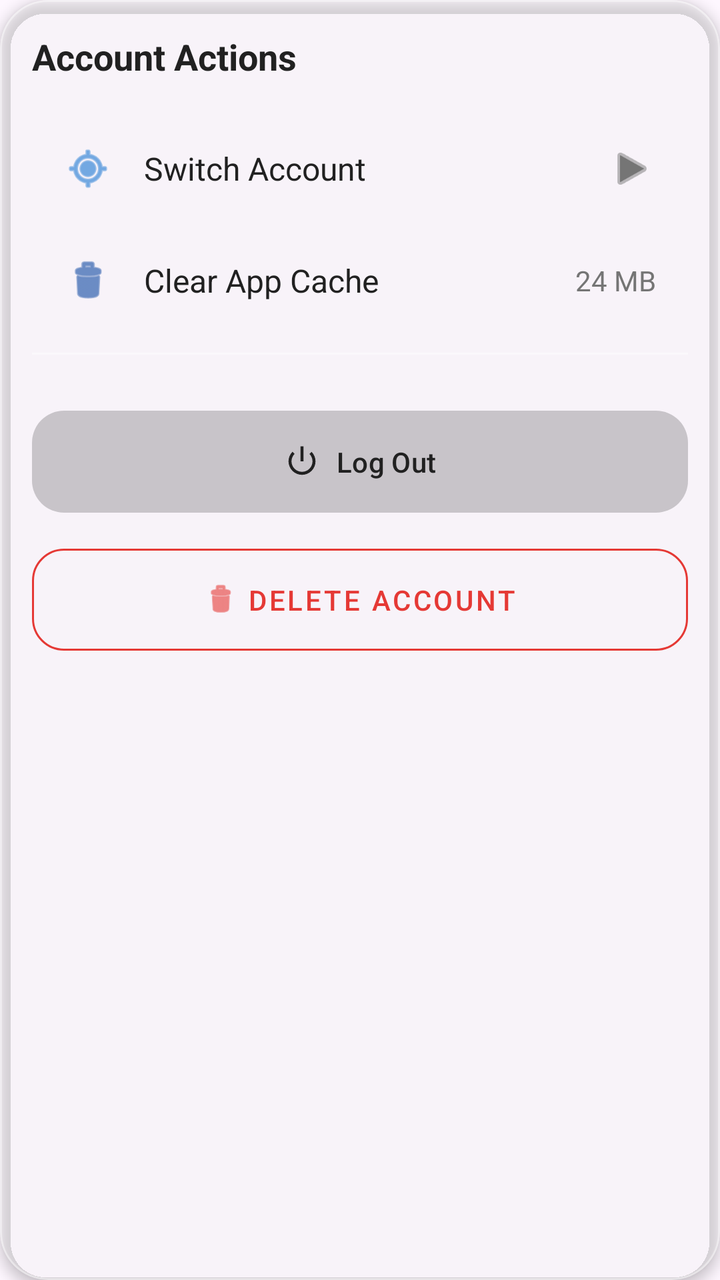
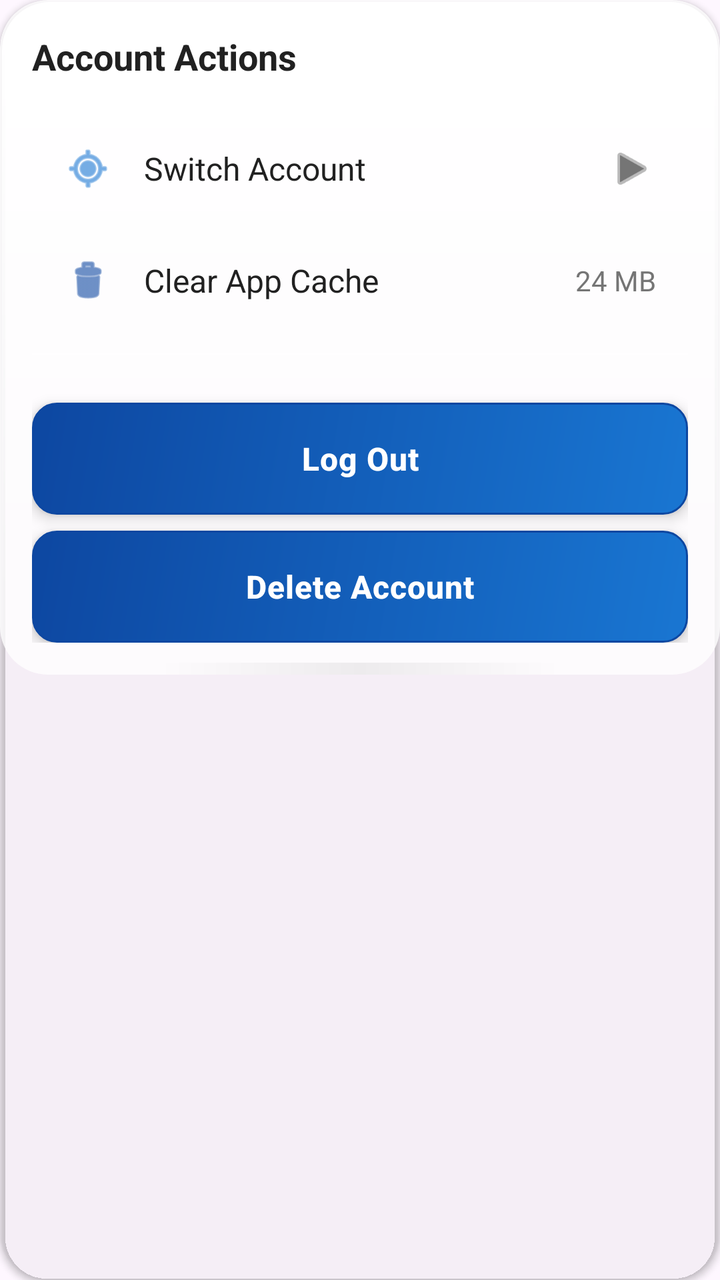

Compare the two renders of this Android layout. The source of the first and the diff that turns it into the second are given below.
<!-- AndroidManifest.xml: application theme Theme.Health_Assistant -->
<!-- res/layout/card_account_actions.xml -->
<?xml version="1.0" encoding="utf-8"?>
<com.google.android.material.card.MaterialCardView xmlns:android="http://schemas.android.com/apk/res/android"
    xmlns:app="http://schemas.android.com/apk/res-auto"
    android:id="@+id/account_actions_card"
    android:layout_width="match_parent"
    android:layout_height="wrap_content"
    android:layout_margin="@dimen/content_padding_medium"
    app:cardBackgroundColor="@color/glassBg"
    app:cardCornerRadius="@dimen/corner_radius_large"
    app:cardElevation="@dimen/card_elevation_medium"
    app:strokeColor="@color/glassHighlight"
    app:strokeWidth="1dp">

    <LinearLayout
        android:layout_width="match_parent"
        android:layout_height="wrap_content"
        android:orientation="vertical"
        android:padding="@dimen/content_padding_medium">

        
        <TextView
            android:layout_width="match_parent"
            android:layout_height="wrap_content"
            android:layout_marginBottom="@dimen/content_padding_medium"
            android:text="@string/account_actions"
            android:textColor="@color/textPrimary"
            android:textSize="18sp"
            android:textStyle="bold" />

        
        <LinearLayout
            android:id="@+id/switch_account_button"
            android:layout_width="match_parent"
            android:layout_height="wrap_content"
            android:background="?attr/selectableItemBackground"
            android:clickable="true"
            android:focusable="true"
            android:gravity="center_vertical"
            android:orientation="horizontal"
            android:padding="@dimen/content_padding_medium">

            <ImageView
                android:layout_width="24dp"
                android:layout_height="24dp"
                android:layout_marginEnd="@dimen/content_padding_medium"
                android:src="@android:drawable/ic_menu_mylocation"
                app:tint="@color/colorPrimaryGradientStart" />

            <TextView
                android:layout_width="0dp"
                android:layout_height="wrap_content"
                android:layout_weight="1"
                android:text="Switch Account"
                android:textColor="@color/textPrimary"
                android:textSize="16sp" />

            <ImageView
                android:layout_width="24dp"
                android:layout_height="24dp"
                android:src="@android:drawable/ic_media_play"
                app:tint="@color/textSecondary" />
        </LinearLayout>

        
        <LinearLayout
            android:id="@+id/clear_cache_button"
            android:layout_width="match_parent"
            android:layout_height="wrap_content"
            android:background="?attr/selectableItemBackground"
            android:clickable="true"
            android:focusable="true"
            android:gravity="center_vertical"
            android:orientation="horizontal"
            android:padding="@dimen/content_padding_medium">

            <ImageView
                android:layout_width="24dp"
                android:layout_height="24dp"
                android:layout_marginEnd="@dimen/content_padding_medium"
                android:src="@android:drawable/ic_menu_delete"
                app:tint="@color/colorPrimaryGradientEnd" />

            <TextView
                android:layout_width="0dp"
                android:layout_height="wrap_content"
                android:layout_weight="1"
                android:text="Clear App Cache"
                android:textColor="@color/textPrimary"
                android:textSize="16sp" />

            <TextView
                android:id="@+id/cache_size"
                android:layout_width="wrap_content"
                android:layout_height="wrap_content"
                android:text="24 MB"
                android:textColor="@color/textSecondary"
                android:textSize="14sp" />
        </LinearLayout>

        <View
            android:layout_width="match_parent"
            android:layout_height="1dp"
            android:layout_marginTop="@dimen/content_padding_small"
            android:layout_marginBottom="@dimen/content_padding_medium"
            android:background="@color/glassHighlight" />

        
        <com.google.android.material.button.MaterialButton
            android:id="@+id/logout_button"
            android:layout_width="match_parent"
            android:layout_height="wrap_content"
            android:layout_marginTop="@dimen/content_padding_small"
            android:layout_marginBottom="@dimen/content_padding_small"
            android:backgroundTint="@color/glassShadow"
            android:padding="@dimen/content_padding_medium"
            android:text="Log Out"
            android:textColor="@color/textPrimary"
            app:cornerRadius="@dimen/corner_radius_medium"
            app:icon="@android:drawable/ic_lock_power_off"
            app:iconGravity="textStart"
            app:iconTint="@color/textPrimary" />

        
        <com.google.android.material.button.MaterialButton
            android:id="@+id/delete_account_button"
            style="@style/Widget.MaterialComponents.Button.OutlinedButton"
            android:layout_width="match_parent"
            android:layout_height="wrap_content"
            android:padding="@dimen/content_padding_medium"
            android:text="Delete Account"
            android:textColor="@color/healthPoor"
            app:cornerRadius="@dimen/corner_radius_medium"
            app:icon="@android:drawable/ic_menu_delete"
            app:iconGravity="textStart"
            app:iconTint="@color/healthPoor"
            app:strokeColor="@color/healthPoor" />

    </LinearLayout>
</com.google.android.material.card.MaterialCardView>
<!-- resources referenced by this layout -->
<resources>
  <color name="colorPrimaryGradientEnd">#0D47A1</color>
  <color name="colorPrimaryGradientStart">#1976D2</color>
  <color name="glassBg">#40FFFFFF</color>
  <color name="glassHighlight">#60FFFFFF</color>
  <color name="glassShadow">#1A000000</color>
  <color name="healthPoor">#E53935</color>
  <color name="textPrimary">#212121</color>
  <color name="textSecondary">#757575</color>
  <dimen name="card_elevation_medium">4dp</dimen>
  <dimen name="content_padding_medium">16dp</dimen>
  <dimen name="content_padding_small">8dp</dimen>
  <dimen name="corner_radius_large">24dp</dimen>
  <dimen name="corner_radius_medium">16dp</dimen>
  <string name="account_actions">Account Actions</string>
  <style name="Theme.Health_Assistant" parent="Base.Theme.Health_Assistant" />
  <style name="Base.Theme.Health_Assistant" parent="Theme.Material3.DayNight.NoActionBar">
          
          
      </style>
</resources>

<!-- the commit's change to res/layout/card_account_actions.xml (unified diff, before → after) -->
@@ -1,139 +1,132 @@
 <?xml version="1.0" encoding="utf-8"?>
-<com.google.android.material.card.MaterialCardView xmlns:android="http://schemas.android.com/apk/res/android"
+<androidx.cardview.widget.CardView xmlns:android="http://schemas.android.com/apk/res/android"
     xmlns:app="http://schemas.android.com/apk/res-auto"
     android:id="@+id/account_actions_card"
     android:layout_width="match_parent"
     android:layout_height="wrap_content"
     android:layout_margin="@dimen/content_padding_medium"
-    app:cardBackgroundColor="@color/glassBg"
+    app:cardBackgroundColor="@android:color/transparent"
     app:cardCornerRadius="@dimen/corner_radius_large"
-    app:cardElevation="@dimen/card_elevation_medium"
-    app:strokeColor="@color/glassHighlight"
-    app:strokeWidth="1dp">
+    app:cardElevation="@dimen/card_elevation_small">
 
-    <LinearLayout
+    <FrameLayout
         android:layout_width="match_parent"
         android:layout_height="wrap_content"
-        android:orientation="vertical"
-        android:padding="@dimen/content_padding_medium">
+        android:background="@drawable/glassmorphism_card_background">
 
-        
-        <TextView
+        <LinearLayout
             android:layout_width="match_parent"
             android:layout_height="wrap_content"
-            android:layout_marginBottom="@dimen/content_padding_medium"
-            android:text="@string/account_actions"
-            android:textColor="@color/textPrimary"
-            android:textSize="18sp"
-            android:textStyle="bold" />
-
-        
-        <LinearLayout
-            android:id="@+id/switch_account_button"
-            android:layout_width="match_parent"
-            android:layout_height="wrap_content"
-            android:background="?attr/selectableItemBackground"
-            android:clickable="true"
-            android:focusable="true"
-            android:gravity="center_vertical"
-            android:orientation="horizontal"
+            android:orientation="vertical"
             android:padding="@dimen/content_padding_medium">
 
-            <ImageView
-                android:layout_width="24dp"
-                android:layout_height="24dp"
-                android:layout_marginEnd="@dimen/content_padding_medium"
-                android:src="@android:drawable/ic_menu_mylocation"
-                app:tint="@color/colorPrimaryGradientStart" />
+            
+            <TextView
+                android:layout_width="match_parent"
+                android:layout_height="wrap_content"
+                android:layout_marginBottom="@dimen/content_padding_medium"
+                android:text="@string/account_actions"
+                style="@style/TextAppearance.HealthAssistant.SectionTitle" />
 
-            <TextView
-                android:layout_width="0dp"
+            
+            <LinearLayout
+                android:id="@+id/switch_account_button"
+                android:layout_width="match_parent"
                 android:layout_height="wrap_content"
-                android:layout_weight="1"
-                android:text="Switch Account"
-                android:textColor="@color/textPrimary"
-                android:textSize="16sp" />
+                android:background="?attr/selectableItemBackground"
+                android:clickable="true"
+                android:focusable="true"
+                android:gravity="center_vertical"
+                android:orientation="horizontal"
+                android:padding="@dimen/content_padding_medium">
 
-            <ImageView
-                android:layout_width="24dp"
-                android:layout_height="24dp"
-                android:src="@android:drawable/ic_media_play"
-                app:tint="@color/textSecondary" />
+                <ImageView
+                    android:layout_width="24dp"
+                    android:layout_height="24dp"
+                    android:layout_marginEnd="@dimen/content_padding_medium"
+                    android:src="@android:drawable/ic_menu_mylocation"
+                    app:tint="@color/colorPrimaryGradientStart" />
+
+                <TextView
+                    android:layout_width="0dp"
+                    android:layout_height="wrap_content"
+                    android:layout_weight="1"
+                    android:text="Switch Account"
+                    android:textColor="@color/textPrimary"
+                    android:textSize="16sp" />
+
+                <ImageView
+                    android:layout_width="24dp"
+                    android:layout_height="24dp"
+                    android:src="@android:drawable/ic_media_play"
+                    app:tint="@color/textSecondary" />
+            </LinearLayout>
+
+            
+            <LinearLayout
+                android:id="@+id/clear_cache_button"
+                android:layout_width="match_parent"
+                android:layout_height="wrap_content"
+                android:background="?attr/selectableItemBackground"
+                android:clickable="true"
+                android:focusable="true"
+                android:gravity="center_vertical"
+                android:orientation="horizontal"
+                android:padding="@dimen/content_padding_medium">
+
+                <ImageView
+                    android:layout_width="24dp"
+                    android:layout_height="24dp"
+                    android:layout_marginEnd="@dimen/content_padding_medium"
+                    android:src="@android:drawable/ic_menu_delete"
+                    app:tint="@color/colorPrimaryGradientEnd" />
+
+                <TextView
+                    android:layout_width="0dp"
+                    android:layout_height="wrap_content"
+                    android:layout_weight="1"
+                    android:text="Clear App Cache"
+                    android:textColor="@color/textPrimary"
+                    android:textSize="16sp" />
+
+                <TextView
+                    android:id="@+id/cache_size"
+                    android:layout_width="wrap_content"
+                    android:layout_height="wrap_content"
+                    android:text="24 MB"
+                    android:textColor="@color/textSecondary"
+                    android:textSize="14sp" />
+            </LinearLayout>
+
+            <View
+                android:layout_width="match_parent"
+                android:layout_height="1dp"
+                android:layout_marginTop="@dimen/content_padding_small"
+                android:layout_marginBottom="@dimen/content_padding_medium"
+                android:background="@color/glassHighlight" />
+
+            
+            <Button
+                android:id="@+id/logout_button"
+                style="@style/Widget.HealthAssistant.Button.Primary"
+                android:layout_width="match_parent"
+                android:layout_height="wrap_content"
+                android:layout_marginTop="@dimen/content_padding_small"
+                android:layout_marginBottom="@dimen/content_padding_small"
+                android:text="Log Out"
+                android:drawableStart="@android:drawable/ic_lock_power_off"
+                android:drawableTint="#FFFFFF" />
+
+            
+            <Button
+                android:id="@+id/delete_account_button"
+                style="@style/Widget.HealthAssistant.Button.Primary"
+                android:layout_width="match_parent"
+                android:layout_height="wrap_content"
+                android:text="Delete Account"
+                android:drawableStart="@android:drawable/ic_menu_delete"
+                android:drawableTint="#FFFFFF" />
+
         </LinearLayout>
-
-        
-        <LinearLayout
-            android:id="@+id/clear_cache_button"
-            android:layout_width="match_parent"
-            android:layout_height="wrap_content"
-            android:background="?attr/selectableItemBackground"
-            android:clickable="true"
-            android:focusable="true"
-            android:gravity="center_vertical"
-            android:orientation="horizontal"
-            android:padding="@dimen/content_padding_medium">
-
-            <ImageView
-                android:layout_width="24dp"
-                android:layout_height="24dp"
-                android:layout_marginEnd="@dimen/content_padding_medium"
-                android:src="@android:drawable/ic_menu_delete"
-                app:tint="@color/colorPrimaryGradientEnd" />
-
-            <TextView
-                android:layout_width="0dp"
-                android:layout_height="wrap_content"
-                android:layout_weight="1"
-                android:text="Clear App Cache"
-                android:textColor="@color/textPrimary"
-                android:textSize="16sp" />
-
-            <TextView
-                android:id="@+id/cache_size"
-                android:layout_width="wrap_content"
-                android:layout_height="wrap_content"
-                android:text="24 MB"
-                android:textColor="@color/textSecondary"
-                android:textSize="14sp" />
-        </LinearLayout>
-
-        <View
-            android:layout_width="match_parent"
-            android:layout_height="1dp"
-            android:layout_marginTop="@dimen/content_padding_small"
-            android:layout_marginBottom="@dimen/content_padding_medium"
-            android:background="@color/glassHighlight" />
-
-        
-        <com.google.android.material.button.MaterialButton
-            android:id="@+id/logout_button"
-            android:layout_width="match_parent"
-            android:layout_height="wrap_content"
-            android:layout_marginTop="@dimen/content_padding_small"
-            android:layout_marginBottom="@dimen/content_padding_small"
-            android:backgroundTint="@color/glassShadow"
-            android:padding="@dimen/content_padding_medium"
-            android:text="Log Out"
-            android:textColor="@color/textPrimary"
-            app:cornerRadius="@dimen/corner_radius_medium"
-            app:icon="@android:drawable/ic_lock_power_off"
-            app:iconGravity="textStart"
-            app:iconTint="@color/textPrimary" />
-
-        
-        <com.google.android.material.button.MaterialButton
-            android:id="@+id/delete_account_button"
-            style="@style/Widget.MaterialComponents.Button.OutlinedButton"
-            android:layout_width="match_parent"
-            android:layout_height="wrap_content"
-            android:padding="@dimen/content_padding_medium"
-            android:text="Delete Account"
-            android:textColor="@color/healthPoor"
-            app:cornerRadius="@dimen/corner_radius_medium"
-            app:icon="@android:drawable/ic_menu_delete"
-            app:iconGravity="textStart"
-            app:iconTint="@color/healthPoor"
-            app:strokeColor="@color/healthPoor" />
-
-    </LinearLayout>
-</com.google.android.material.card.MaterialCardView>
+    </FrameLayout>
+</androidx.cardview.widget.CardView>
<!-- resource entries referenced after the edit -->
@@ -2,19 +2,110 @@
 <resources>
   <color name="colorPrimaryGradientEnd">#0D47A1</color>
   <color name="colorPrimaryGradientStart">#1976D2</color>
-  <color name="glassBg">#40FFFFFF</color>
   <color name="glassHighlight">#60FFFFFF</color>
-  <color name="glassShadow">#1A000000</color>
-  <color name="healthPoor">#E53935</color>
   <color name="textPrimary">#212121</color>
   <color name="textSecondary">#757575</color>
-  <dimen name="card_elevation_medium">4dp</dimen>
+  <dimen name="card_elevation_small">2dp</dimen>
   <dimen name="content_padding_medium">16dp</dimen>
   <dimen name="content_padding_small">8dp</dimen>
   <dimen name="corner_radius_large">24dp</dimen>
-  <dimen name="corner_radius_medium">16dp</dimen>
+  <!-- drawable glassmorphism_card_background (drawable) -->
+  <?xml version="1.0" encoding="utf-8"?>
+  <layer-list xmlns:android="http://schemas.android.com/apk/res/android">
+      
+      <item>
+          <shape android:shape="rectangle">
+              <corners android:radius="24dp" />
+              <solid android:color="#CCFFFFFF" /> 
+          </shape>
+      </item>
+  
+      
+      <item android:top="1dp" android:bottom="24dp" android:left="1dp" android:right="1dp">
+          <shape android:shape="rectangle">
+              <corners android:topLeftRadius="24dp" android:topRightRadius="24dp" />
+              <gradient
+                  android:angle="270"
+                  android:startColor="#FFFFFF"
+                  android:endColor="#00FFFFFF"
+                  android:type="linear" />
+          </shape>
+      </item>
+  
+      
+      <item android:gravity="bottom|center_horizontal"
+            android:height="6dp"
+            android:width="200dp"
+            android:top="10dp">
+          <shape android:shape="rectangle">
+              <corners android:radius="100dp" />
+              <gradient
+                  android:startColor="#00000000"
+                  android:centerColor="#10000000"
+                  android:endColor="#00000000"
+                  android:type="linear"
+                  android:angle="0" />
+          </shape>
+      </item>
+  </layer-list>
   <string name="account_actions">Account Actions</string>
+  <style name="TextAppearance.HealthAssistant.SectionTitle" parent="TextAppearance.Material3.TitleLarge">
+          <item name="android:textColor">@color/textPrimary</item>
+          <item name="android:textSize">18sp</item>
+          <item name="android:fontFamily">sans-serif-medium</item>
+          <item name="android:textStyle">bold</item>
+      </style>
+  <style name="Widget.HealthAssistant.Button.Primary" parent="Widget.Material3.Button">
+          
+          <item name="android:background">@drawable/modern_button_background</item>
+          
+          <item name="backgroundTint">@null</item>
+          
+          <item name="android:paddingTop">12dp</item>
+          <item name="android:paddingBottom">12dp</item>
+          <item name="android:paddingLeft">24dp</item>
+          <item name="android:paddingRight">24dp</item>
+          
+          <item name="android:elevation">4dp</item>
+          
+          <item name="android:stateListAnimator">@xml/button_state_list_animator</item>
+          
+          <item name="android:minHeight">56dp</item>
+          
+          <item name="android:drawablePadding">10dp</item>
+          
+          <item name="android:textSize">16sp</item>
+          
+          <item name="android:fontFamily">sans-serif-medium</item>
+          <item name="android:textStyle">bold</item>
+          <item name="android:textAllCaps">false</item>
+          
+          <item name="android:textColor">#FFFFFF</item>
+          
+          <item name="android:letterSpacing">0.02</item>
+      </style>
   <style name="Theme.Health_Assistant" parent="Base.Theme.Health_Assistant" />
+  <!-- drawable modern_button_background (drawable) -->
+  <?xml version="1.0" encoding="utf-8"?>
+  <shape xmlns:android="http://schemas.android.com/apk/res/android"
+      android:shape="rectangle">
+  
+      
+      <corners android:radius="12dp" />
+  
+      
+      <gradient
+          android:startColor="#1976D2"
+          android:endColor="#0D47A1"
+          android:angle="135"
+          android:type="linear" />
+  
+      
+      <stroke
+          android:width="1dp"
+          android:color="#0D47A1" />
+  
+  </shape>
   <style name="Base.Theme.Health_Assistant" parent="Theme.Material3.DayNight.NoActionBar">
           
           
